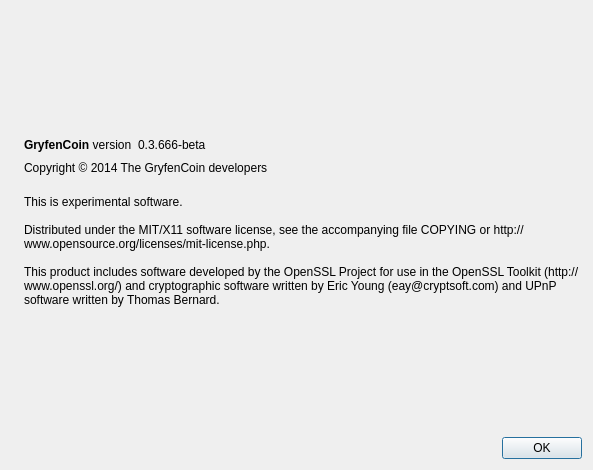
This is src/qt/forms/aboutdialog.ui in GryfenCrypto/gryfencoin as Qt 5 draws it before an edit. The edited form follows.
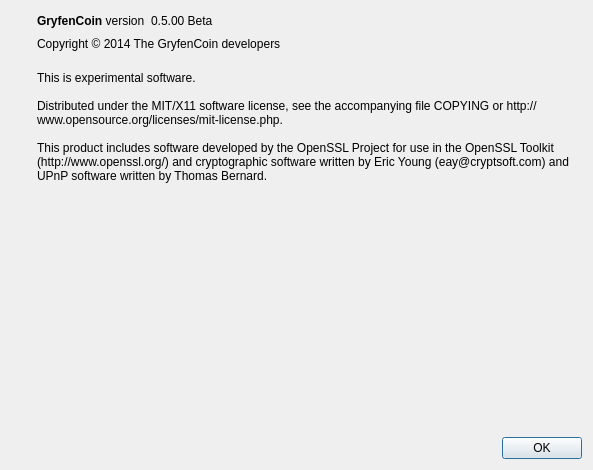
This is the edited form. Icons and pictures are not drawn.

Commit message: fixed few gui bugs (Harrison list) and enabled premine temp

The edit to the form file:
```diff
--- a/src/qt/forms/aboutdialog.ui
+++ b/src/qt/forms/aboutdialog.ui
@@ -22,6 +22,19 @@
        <verstretch>0</verstretch>
       </sizepolicy>
      </property>
+    </widget>
+   </item>
+   <item>
+    <widget class="QLabel" name="label_3">
+     <property name="sizePolicy">
+      <sizepolicy hsizetype="Preferred" vsizetype="Preferred">
+       <horstretch>0</horstretch>
+       <verstretch>0</verstretch>
+      </sizepolicy>
+     </property>
+     <property name="text">
+      <string/>
+     </property>
      <property name="pixmap">
       <pixmap resource="../bitcoin.qrc">:/images/about</pixmap>
      </property>
@@ -29,19 +42,6 @@
    </item>
    <item>
     <layout class="QVBoxLayout" name="verticalLayout_2">
-     <item>
-      <spacer name="verticalSpacer_2">
-       <property name="orientation">
-        <enum>Qt::Vertical</enum>
-       </property>
-       <property name="sizeHint" stdset="0">
-        <size>
-         <width>20</width>
-         <height>40</height>
-        </size>
-       </property>
-      </spacer>
-     </item>
      <item>
       <layout class="QHBoxLayout" name="horizontalLayout">
        <item>
@@ -63,7 +63,7 @@
           <cursorShape>IBeamCursor</cursorShape>
          </property>
          <property name="text">
-          <string notr="true">0.3.666-beta</string>
+          <string notr="true">&lt;html&gt;&lt;head/&gt;&lt;body&gt;&lt;p&gt;0.5.00 Beta&lt;/p&gt;&lt;/body&gt;&lt;/html&gt;</string>
          </property>
          <property name="textInteractionFlags">
           <set>Qt::LinksAccessibleByMouse|Qt::TextSelectableByKeyboard|Qt::TextSelectableByMouse</set>
```
Left out of the diff: 5 changed lines with no effect on the pictures. The commit also changes 2 other files.
